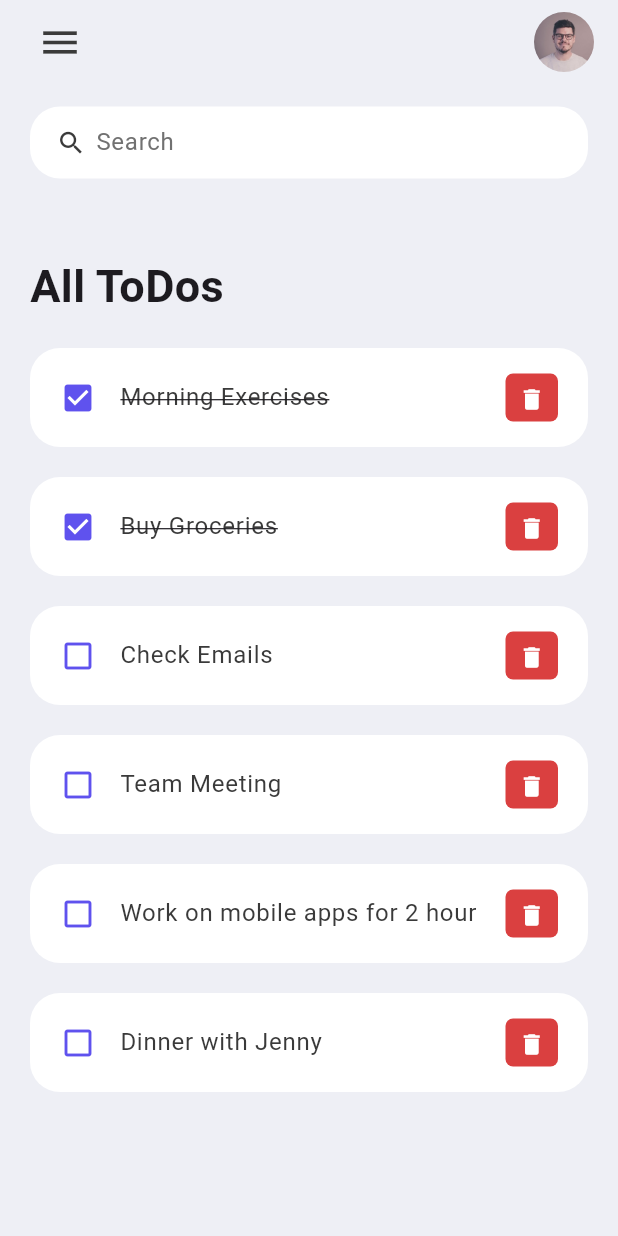
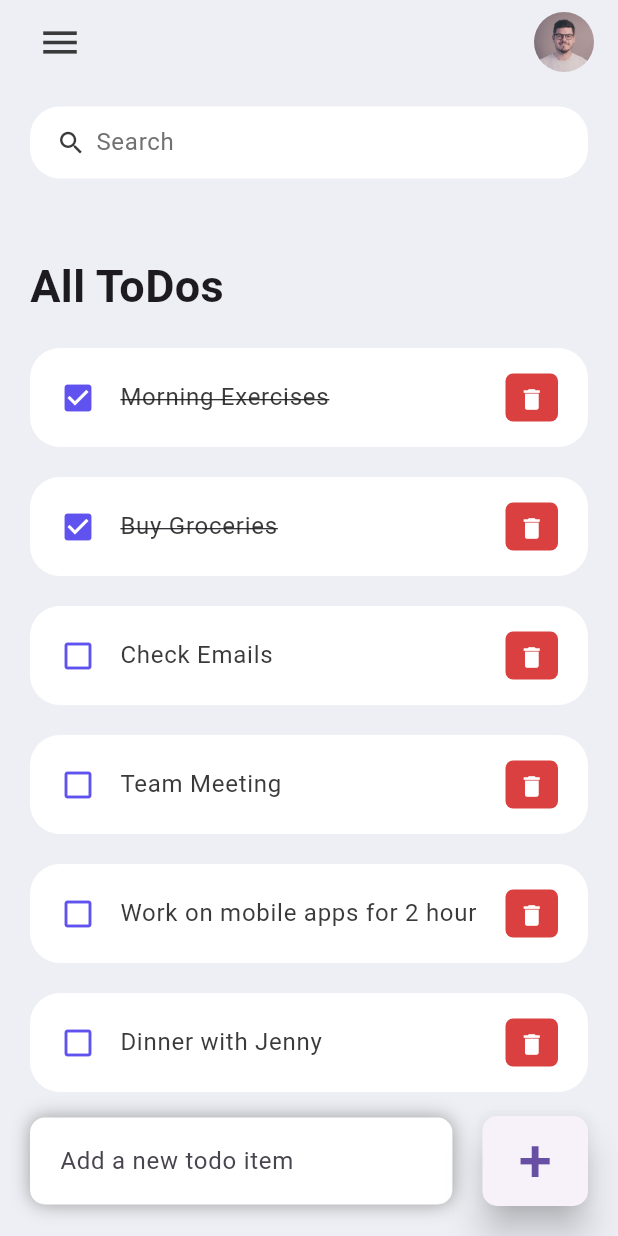
Before and after one commit to harshalrajnoor/to_do_app, a Flutter app: the screen it shows after launch, on a phone screen of 412 x 824 dp. Run offline on Flutter 3.47's test engine with Material 3 defaults, Android fonts, the phone set to English and light mode, and no system bars.

Commit message:
added text field for adding new tasks

```diff
--- a/lib/screens/home.dart
+++ b/lib/screens/home.dart
@@ -15,7 +15,9 @@ class Home extends StatelessWidget {
     return Scaffold(
       backgroundColor: tdBGColor,
       appBar: _buildAppBar(),
-      body: Container(
+      body: Stack(
+        children: [
+          Container(
             padding: const EdgeInsets.symmetric(horizontal: 20, vertical: 15),
             child: Column(
               children: [
@@ -27,8 +29,8 @@ class Home extends StatelessWidget {
                         margin: const EdgeInsets.only(top: 50, bottom: 20),
                         child: const Text(
                           'All ToDos',
-                      style:
-                          TextStyle(fontSize: 30, fontWeight: FontWeight.bold),
+                          style: TextStyle(
+                              fontSize: 30, fontWeight: FontWeight.bold),
                         ),
                       ),
                       for (ToDo todo in todoList) ToDoItem(todo: todo)
@@ -37,6 +39,54 @@ class Home extends StatelessWidget {
                 )
               ],
             ),
+          ),
+          Align(
+            alignment: Alignment.bottomCenter,
+            child: Row(
+              children: [
+                Expanded(
+                  child: Container(
+                    margin: EdgeInsets.only(bottom: 20, right: 20, left: 20),
+                    padding: EdgeInsets.symmetric(horizontal: 20, vertical: 5),
+                    decoration: BoxDecoration(
+                      color: Colors.white,
+                      boxShadow: const [
+                        BoxShadow(
+                            color: Colors.grey,
+                            offset: Offset(0.0, 0.0),
+                            blurRadius: 10.0,
+                            spreadRadius: 0.0),
+                      ],
+                      borderRadius: BorderRadius.circular(10),
+                    ),
+                    child: TextField(
+                      decoration: InputDecoration(
+                          hintText: 'Add a new todo item',
+                          border: InputBorder.none),
+                    ),
+                  ),
+                ),
+                Container(
+                  margin: const EdgeInsets.only(bottom: 20, right: 20),
+                  child: ElevatedButton(
+                    onPressed: () {},
+                    style: ElevatedButton.styleFrom(
+                      minimumSize: const Size(60, 60),
+                      elevation: 10,
+                      shape: RoundedRectangleBorder(
+                        borderRadius: BorderRadius.circular(10),
+                      ),
+                    ),
+                    child: const Text(
+                      '+',
+                      style: TextStyle(fontSize: 40),
+                    ),
+                  ),
+                )
+              ],
+            ),
+          )
+        ],
       ),
     );
   }
```
Lines whose indentation alone changed are shown as unchanged.
